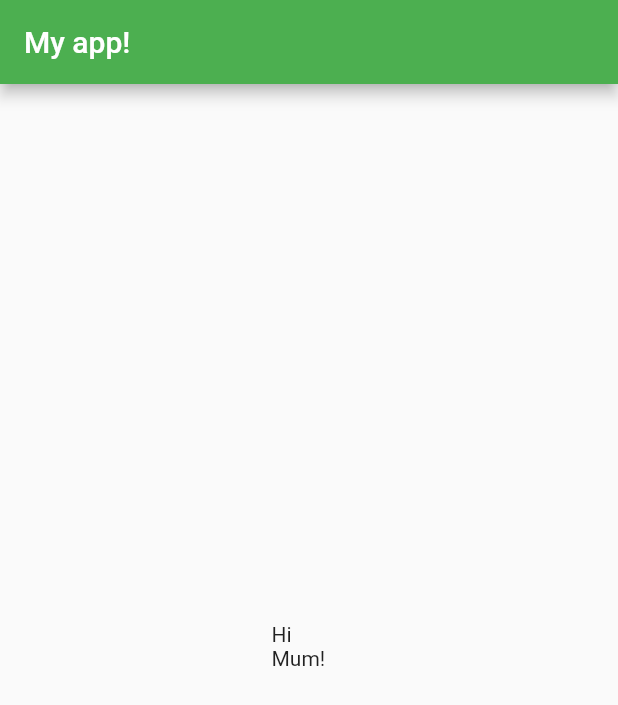
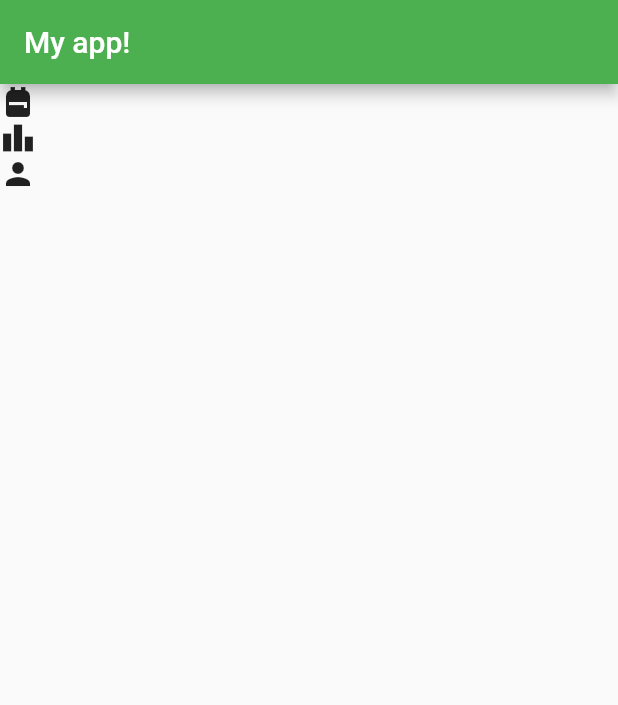
Before and after one commit to dev-sampsonorson/first_flutter_app, a Flutter app: the screen it shows after launch, on a phone screen of 412 x 824 dp. Shown: the top 705 px of the screen. Run offline on Flutter 3.47's test engine with Material 2 defaults, Android fonts, the phone set to English and light mode, and no system bars.

Commit message:
feat(flex-layout): align items vertically

```diff
--- a/lib/main.dart
+++ b/lib/main.dart
@@ -15,13 +15,12 @@ class MyApp extends StatelessWidget {
             backgroundColor: Colors.green,
             title: const Text('My app!'),
           ),
-          body: const Center(
-            // Creating a container with fixed width and height
-            child: SizedBox(
-              width: 50,
-              height: 50,
-              child: Text('Hi Mum!'),
-            ),
+          body: const Column(
+            children: [
+              Icon(Icons.backpack),
+              Icon(Icons.leaderboard),
+              Icon(Icons.person)
+            ],
           )
       ),
     );
```
